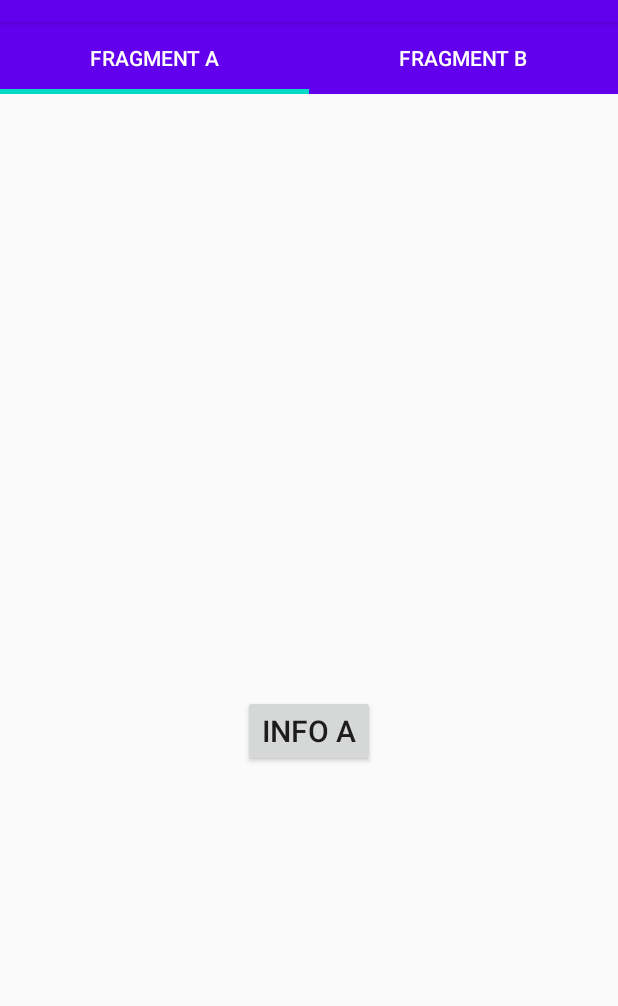
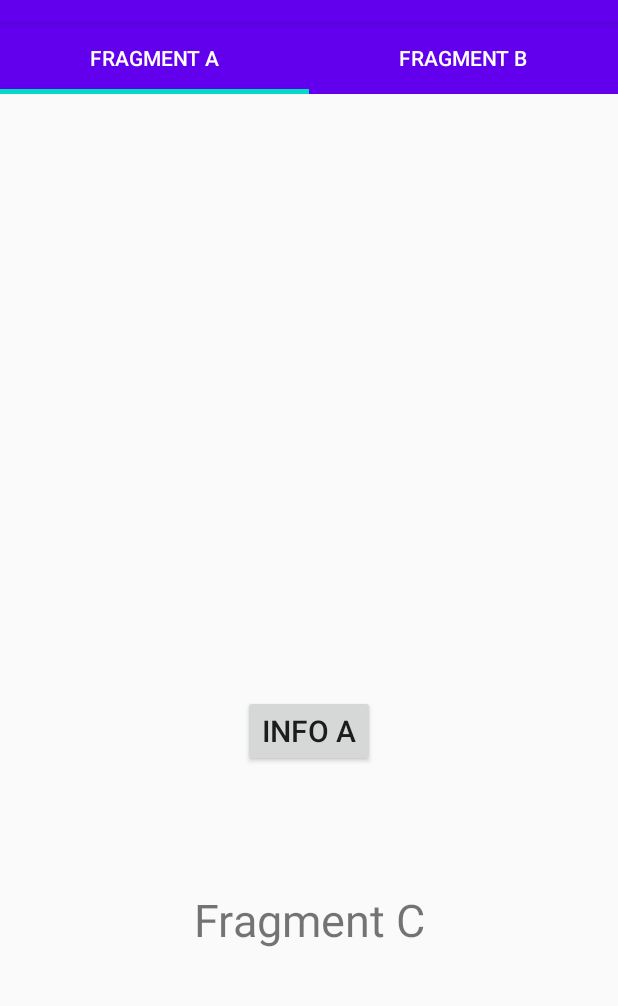
Before and after one commit to reihanbay/trainingAtArka, an Android app: the FragmentA screen opened directly, with no data from a screen before it, on a phone screen of 412 x 824 dp, the part 62-1068 px from its top. Run offline under Robolectric (Android 15) with nearby library versions, the phone set to English and light mode, and no system bars; our stand-ins replace data binding.

Commit message:
'second'

```diff
--- a/app/src/main/java/com/reihan/latihanarka1/fragment/FragmentA.kt
+++ b/app/src/main/java/com/reihan/latihanarka1/fragment/FragmentA.kt
@@ -14,6 +14,7 @@ class FragmentA(private val listener: AListener? ) : Fragment() {
 
     companion object{
         const val EXTRA_INFO = "EXTRA_INFO"
+        const val INFO = "INFO"
     }
     override fun onCreateView(
         inflater: LayoutInflater,
@@ -28,6 +29,7 @@ class FragmentA(private val listener: AListener? ) : Fragment() {
         super.onViewCreated(view, savedInstanceState)
 
         val infoA = arguments?.getString(EXTRA_INFO, "Fragment A")
+        val infob = arguments?.getString(INFO, "FragmentC")
         rootView.findViewById<TextView>(R.id.tv_title_a).text = infoA
         val btnChangeA = rootView.findViewById<Button>(R.id.btn_info_a)
         btnChangeA.setOnClickListener{
--- a/app/src/main/java/com/reihan/latihanarka1/fragment/SimpleFragmentActivity.kt
+++ b/app/src/main/java/com/reihan/latihanarka1/fragment/SimpleFragmentActivity.kt
@@ -23,6 +23,7 @@ class SimpleFragmentActivity : AppCompatActivity(), FragmentA.AListener {
             val AFragment = FragmentA(this)
             val bundle = Bundle()
             bundle.putString(FragmentA.EXTRA_INFO, "Argument A")
+            bundle.putString(FragmentA.INFO, "argumenb")
             AFragment.arguments = bundle
             supportFragmentManager.beginTransaction().replace(R.id.fl_container, AFragment).commit()
         }
--- a/app/src/main/java/com/reihan/latihanarka1/sharedpref/LearnSharedPrefActivity.kt
+++ b/app/src/main/java/com/reihan/latihanarka1/sharedpref/LearnSharedPrefActivity.kt
@@ -21,11 +21,11 @@ class LearnSharedPrefActivity : AppCompatActivity() {
         super.onCreate(savedInstanceState)
         binding = DataBindingUtil.setContentView(this, R.layout.activity_learn_shared_pref)
 
-//        val sharedPref = applicationContext.getSharedPreferences(SHARED_PREFERENCES_NAME, Context.MODE_PRIVATE)
+        val sharedPref = applicationContext.getSharedPreferences(SHARED_PREFERENCES_NAME, Context.MODE_PRIVATE)
         val defaultSharedPref = androidx.preference.PreferenceManager.getDefaultSharedPreferences(this)
 
         binding.btnUpdateEmail.setOnClickListener {
-            defaultSharedPref.edit().putString(KEY_EMAIL, "rei@gmail.com")
+            defaultSharedPref.edit().putString(KEY_EMAIL, "rei@gmail.com").apply()
 
         binding.tvEmail.text = defaultSharedPref.getString(KEY_EMAIL, ".../")
         }
--- a/app/src/main/res/layout/activity_simple_drawer.xml
+++ b/app/src/main/res/layout/activity_simple_drawer.xml
@@ -6,7 +6,7 @@
     android:layout_width="match_parent"
     android:layout_height="match_parent"
     android:fitsSystemWindows="false"
-    tools:openDrawer="end">
+    tools:openDrawer="start">
 
     <include
         layout="@layout/app_bar_main"
@@ -17,7 +17,7 @@
         android:id="@+id/nav_view"
         android:layout_width="wrap_content"
         android:layout_height="match_parent"
-        android:layout_gravity="end"
+        android:layout_gravity="start"
         android:fitsSystemWindows="true"
         app:headerLayout="@layout/nav_header_main"
         app:menu="@menu/activity_main_drawer" />
--- a/app/src/main/res/layout/fragment_a.xml
+++ b/app/src/main/res/layout/fragment_a.xml
@@ -16,6 +16,19 @@
         app:layout_constraintStart_toStartOf="parent"
         app:layout_constraintEnd_toEndOf="parent"/>
 
+    <TextView
+        android:id="@+id/tv_title_c"
+        android:text="Fragment C"
+        android:textSize="30sp"
+        android:gravity="center"
+        android:layout_width="wrap_content"
+        android:layout_height="wrap_content"
+        app:layout_constraintTop_toBottomOf="@id/tv_title_a"
+        app:layout_constraintBottom_toBottomOf="parent"
+        app:layout_constraintStart_toStartOf="parent"
+        app:layout_constraintEnd_toEndOf="parent"/>
+
+
     <Button
         android:id="@+id/btn_info_a"
         android:text="Info A"
```
Also changed, not shown: app/src/main/java/com/reihan/latihanarka1/drawer/SimpleDrawerActivity.kt (+5 -5 lines).
